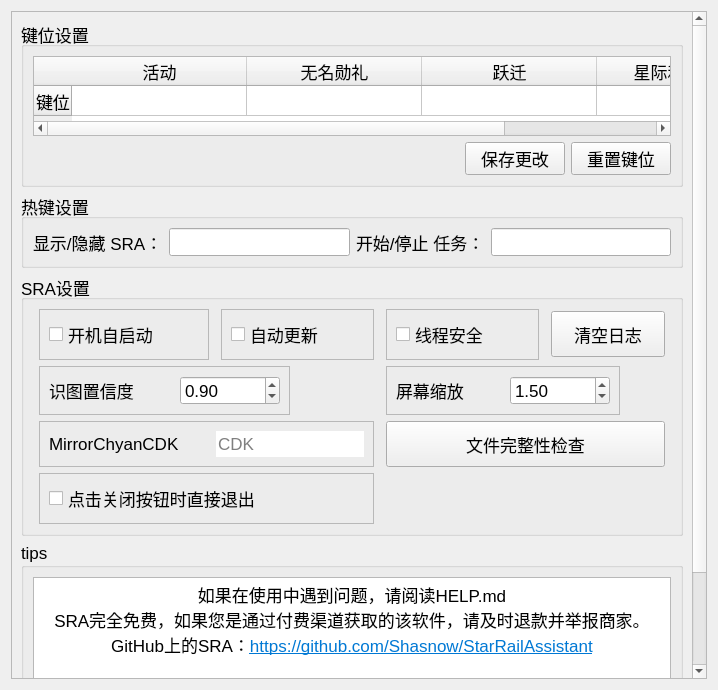
Shasnow/StarRailAssistant, file res/ui/settings_page.ui: the form before one commit.
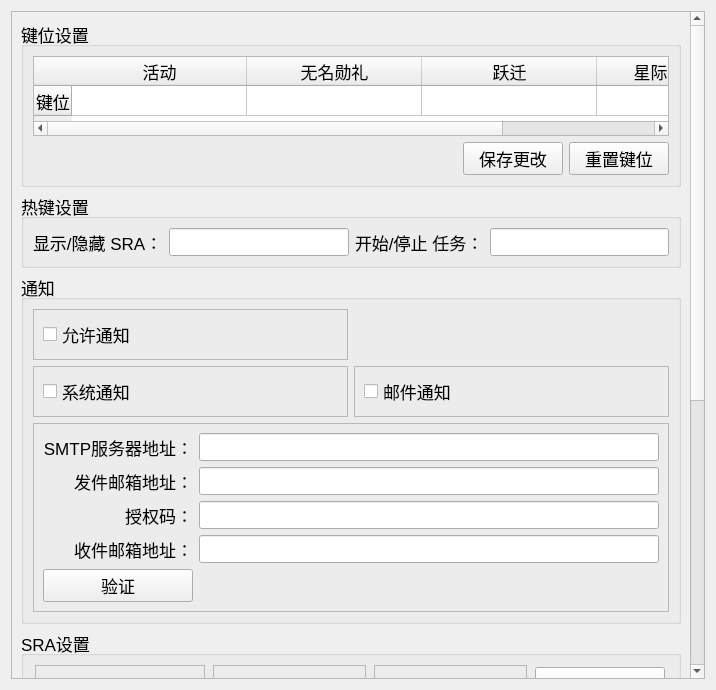
The form after the commit.

Commit message: add: 当存在控制台时，日志附加到控制台；邮件通知；自定义刷本。 enhance: 更换日志库

```diff
--- a/res/ui/settings_page.ui
+++ b/res/ui/settings_page.ui
@@ -6,7 +6,7 @@
    <rect>
     <x>0</x>
     <y>0</y>
-    <width>718</width>
+    <width>716</width>
     <height>690</height>
    </rect>
   </property>
@@ -28,9 +28,9 @@
       <property name="geometry">
        <rect>
         <x>0</x>
-        <y>0</y>
-        <width>686</width>
-        <height>738</height>
+        <y>-297</y>
+        <width>684</width>
+        <height>1067</height>
        </rect>
       </property>
       <layout class="QVBoxLayout" name="verticalLayout">
@@ -237,6 +237,147 @@
          </layout>
         </widget>
        </item>
+       <item>
+        <widget class="QGroupBox" name="groupBox">
+         <property name="title">
+          <string>通知</string>
+         </property>
+         <layout class="QGridLayout" name="gridLayout">
+          <item row="1" column="0">
+           <widget class="QFrame" name="frame_6">
+            <property name="frameShape">
+             <enum>QFrame::Shape::StyledPanel</enum>
+            </property>
+            <property name="frameShadow">
+             <enum>QFrame::Shadow::Raised</enum>
+            </property>
+            <layout class="QHBoxLayout" name="horizontalLayout_8">
+             <item>
+              <widget class="QCheckBox" name="system_notification">
+               <property name="text">
+                <string>系统通知</string>
+               </property>
+              </widget>
+             </item>
+            </layout>
+           </widget>
+          </item>
+          <item row="0" column="0">
+           <widget class="QFrame" name="frame_5">
+            <property name="frameShape">
+             <enum>QFrame::Shape::StyledPanel</enum>
+            </property>
+            <property name="frameShadow">
+             <enum>QFrame::Shadow::Raised</enum>
+            </property>
+            <layout class="QHBoxLayout" name="horizontalLayout_7">
+             <item>
+              <widget class="QCheckBox" name="notification_allow">
+               <property name="text">
+                <string>允许通知</string>
+               </property>
+              </widget>
+             </item>
+            </layout>
+           </widget>
+          </item>
+          <item row="3" column="0" colspan="2">
+           <widget class="QFrame" name="mail_notification_frame">
+            <property name="frameShape">
+             <enum>QFrame::Shape::StyledPanel</enum>
+            </property>
+            <property name="frameShadow">
+             <enum>QFrame::Shadow::Raised</enum>
+            </property>
+            <layout class="QGridLayout" name="gridLayout_4">
+             <item row="3" column="1">
+              <widget class="QLineEdit" name="receiver_email"/>
+             </item>
+             <item row="0" column="0">
+              <widget class="QLabel" name="label_6">
+               <property name="text">
+                <string>SMTP服务器地址：</string>
+               </property>
+               <property name="alignment">
+                <set>Qt::AlignmentFlag::AlignRight|Qt::AlignmentFlag::AlignTrailing|Qt::AlignmentFlag::AlignVCenter</set>
+               </property>
+              </widget>
+             </item>
+             <item row="2" column="1">
+              <widget class="QLineEdit" name="authorization_code">
+               <property name="echoMode">
+                <enum>QLineEdit::EchoMode::Password</enum>
+               </property>
+              </widget>
+             </item>
+             <item row="1" column="0">
+              <widget class="QLabel" name="label_7">
+               <property name="text">
+                <string>发件邮箱地址：</string>
+               </property>
+               <property name="alignment">
+                <set>Qt::AlignmentFlag::AlignRight|Qt::AlignmentFlag::AlignTrailing|Qt::AlignmentFlag::AlignVCenter</set>
+               </property>
+              </widget>
+             </item>
+             <item row="0" column="1">
+              <widget class="QLineEdit" name="smtp_server"/>
+             </item>
+             <item row="1" column="1">
+              <widget class="QLineEdit" name="sender_email"/>
+             </item>
+             <item row="2" column="0">
+              <widget class="QLabel" name="label_8">
+               <property name="text">
+                <string>授权码：</string>
+               </property>
+               <property name="alignment">
+                <set>Qt::AlignmentFlag::AlignRight|Qt::AlignmentFlag::AlignTrailing|Qt::AlignmentFlag::AlignVCenter</set>
+               </property>
+              </widget>
+             </item>
+             <item row="3" column="0">
+              <widget class="QLabel" name="label_9">
+               <property name="text">
+                <string>收件邮箱地址：</string>
+               </property>
+               <property name="alignment">
+                <set>Qt::AlignmentFlag::AlignRight|Qt::AlignmentFlag::AlignTrailing|Qt::AlignmentFlag::AlignVCenter</set>
+               </property>
+              </widget>
+             </item>
+             <item row="4" column="0">
+              <widget class="QPushButton" name="email_check_button">
+               <property name="text">
+                <string>验证</string>
+               </property>
+              </widget>
+             </item>
+            </layout>
+           </widget>
+          </item>
+          <item row="1" column="1">
+           <widget class="QFrame" name="frame_7">
+            <property name="frameShape">
+             <enum>QFrame::Shape::StyledPanel</enum>
+            </property>
+            <property name="frameShadow">
+             <enum>QFrame::Shadow::Raised</enum>
+            </property>
+            <layout class="QHBoxLayout" name="horizontalLayout_9">
+             <item>
+              <widget class="QCheckBox" name="mail_notification">
+               <property name="text">
+                <string>邮件通知</string>
+               </property>
+              </widget>
+             </item>
+            </layout>
+           </widget>
+          </item>
+         </layout>
+        </widget>
+       </item>
        <item>
         <widget class="QGroupBox" name="groupBox_7">
          <property name="sizePolicy">
@@ -371,31 +512,6 @@
             </layout>
            </widget>
           </item>
-          <item row="2" column="2" colspan="2">
-           <widget class="QPushButton" name="integrityCheck">
-            <property name="sizePolicy">
-             <sizepolicy hsizetype="Preferred" vsizetype="Fixed">
-              <horstretch>0</horstretch>
-              <verstretch>0</verstretch>
-             </sizepolicy>
-            </property>
-            <property name="minimumSize">
-             <size>
-              <width>114</width>
-              <height>46</height>
-             </size>
-            </property>
-            <property name="toolTip">
-             <string>点击此按钮将立即进行文件完整性检查</string>
-            </property>
-            <property name="whatsThis">
-             <string>点击此按钮将立即进行文件完整性检查</string>
-            </property>
-            <property name="text">
-             <string>文件完整性检查</string>
-            </property>
-           </widget>
-          </item>
           <item row="0" column="1">
            <widget class="QFrame" name="frame_routine_4">
             <property name="sizePolicy">
@@ -628,31 +744,6 @@
             </layout>
            </widget>
           </item>
-          <item row="0" column="3">
-           <widget class="QPushButton" name="clearLog">
-            <property name="sizePolicy">
-             <sizepolicy hsizetype="Fixed" vsizetype="Fixed">
-              <horstretch>0</horstretch>
-              <verstretch>0</verstretch>
-             </sizepolicy>
-            </property>
-            <property name="minimumSize">
-             <size>
-              <width>114</width>
-              <height>46</height>
-             </size>
-            </property>
-            <property name="toolTip">
-             <string>点击此按钮将清空SRAlog.txt中的内容</string>
-            </property>
-            <property name="whatsThis">
-             <string>点击此按钮将清空SRAlog.txt中的内容</string>
-            </property>
-            <property name="text">
-             <string>清空日志</string>
-            </property>
-           </widget>
-          </item>
           <item row="3" column="0" colspan="2">
            <widget class="QFrame" name="frame_4">
             <property name="frameShape">
@@ -672,6 +763,75 @@
             </layout>
            </widget>
           </item>
+          <item row="0" column="2">
+           <widget class="QFrame" name="frame_routine_5">
+            <property name="sizePolicy">
+             <sizepolicy hsizetype="Fixed" vsizetype="Preferred">
+              <horstretch>0</horstretch>
+              <verstretch>0</verstretch>
+             </sizepolicy>
+            </property>
+            <property name="frameShape">
+             <enum>QFrame::Shape::StyledPanel</enum>
+            </property>
+            <property name="frameShadow">
+             <enum>QFrame::Shadow::Raised</enum>
+            </property>
+            <layout class="QHBoxLayout" name="horizontalLayout_26">
+             <item>
+              <widget class="QCheckBox" name="checkBox_threadSafety">
+               <property name="toolTip">
+                <string>关闭此选项后，控制台的停止功能将不再等待任务结束。</string>
+               </property>
+               <property name="whatsThis">
+                <string>关闭此选项后，控制台的停止功能将不再等待任务结束。</string>
+               </property>
+               <property name="text">
+                <string>线程安全</string>
+               </property>
+              </widget>
+             </item>
+             <item>
+              <spacer name="horizontalSpacer_3">
+               <property name="orientation">
+                <enum>Qt::Orientation::Horizontal</enum>
+               </property>
+               <property name="sizeHint" stdset="0">
+                <size>
+                 <width>40</width>
+                 <height>20</height>
+                </size>
+               </property>
+              </spacer>
+             </item>
+            </layout>
+           </widget>
+          </item>
+          <item row="0" column="3">
+           <widget class="QPushButton" name="integrityCheck">
+            <property name="sizePolicy">
+             <sizepolicy hsizetype="Fixed" vsizetype="Fixed">
+              <horstretch>0</horstretch>
+              <verstretch>0</verstretch>
+             </sizepolicy>
+            </property>
+            <property name="minimumSize">
+             <size>
+              <width>130</width>
+              <height>46</height>
+             </size>
+            </property>
+            <property name="toolTip">
+             <string>点击此按钮将立即进行文件完整性检查</string>
+            </property>
+            <property name="whatsThis">
+             <string>点击此按钮将立即进行文件完整性检查</string>
+            </property>
+            <property name="text">
+             <string>文件完整性检查</string>
+            </property>
+           </widget>
+          </item>
          </layout>
         </widget>
        </item>
```
Left out of the diff: 63 changed lines with no effect on the pictures. The commit also changes 11 other files.
